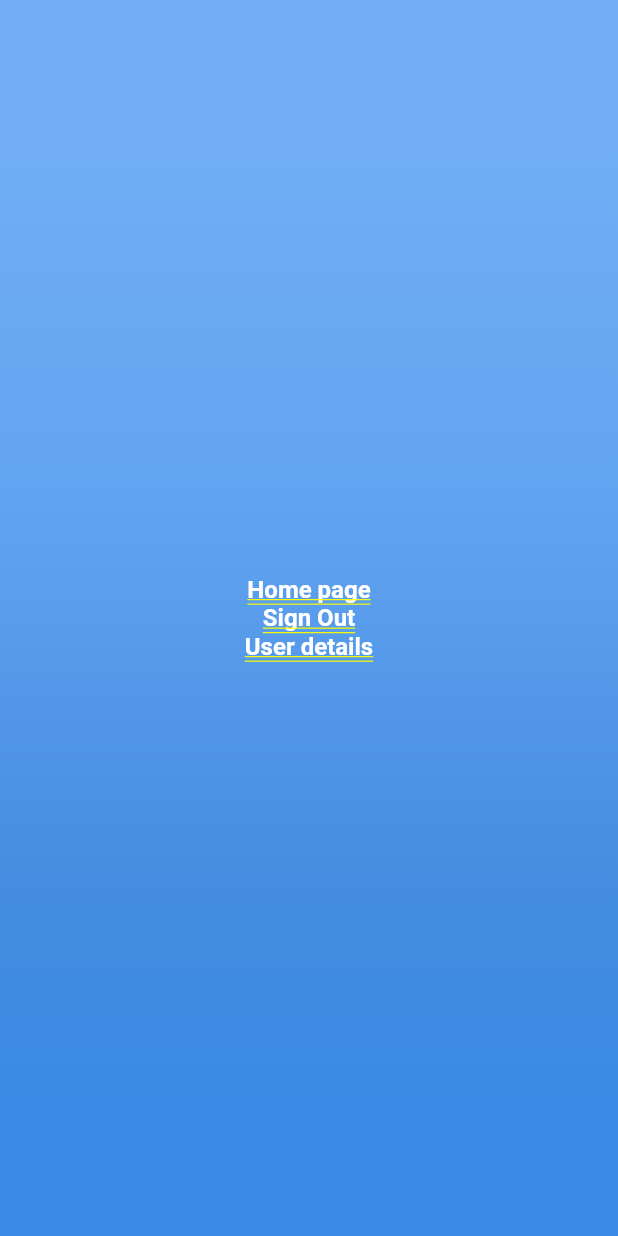
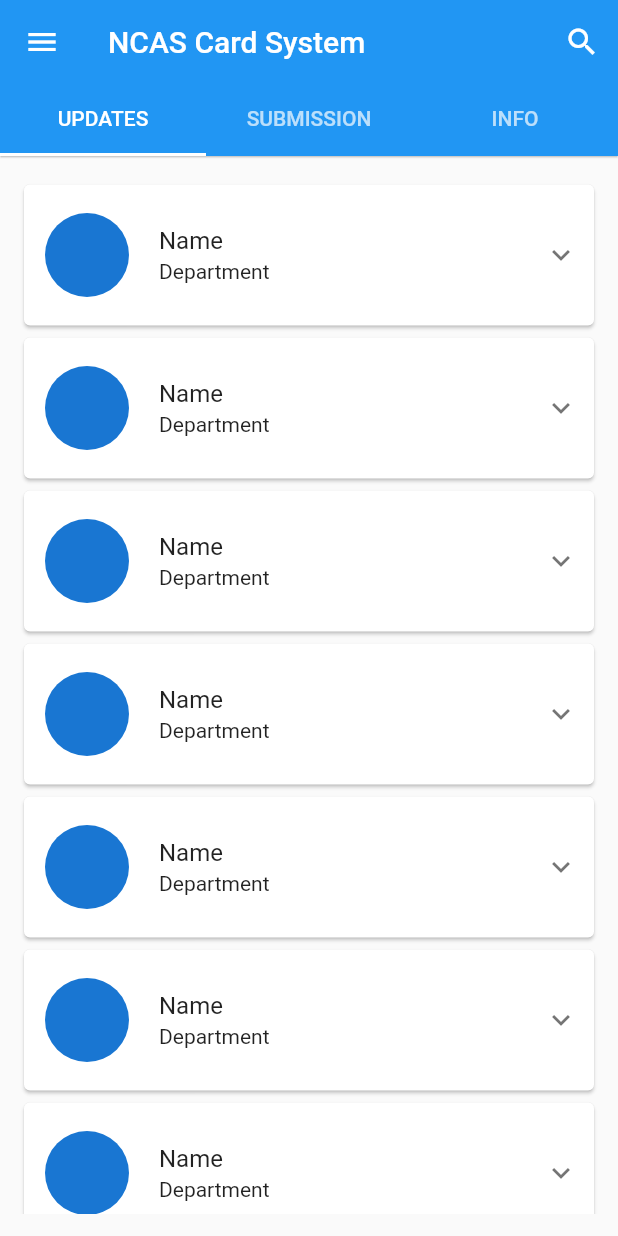
Before and after one commit to AbhilashTUofficial/Card-System-App, a Flutter app: the screen it shows once a user with an empty profile is signed in, on a phone screen of 412 x 824 dp. Run offline on Flutter 3.47's test engine with Material 2 defaults, Android fonts, the phone set to English and light mode, and no system bars; our stand-ins replace cloud_firestore, equatable, firebase_auth, firebase_core, get; accounts and stored records are empty; Roboto replaces fonts that are missing (OpenSans).

Commit message:
updates screen

```diff
--- a/card_system_app/lib/app.dart
+++ b/card_system_app/lib/app.dart
@@ -1,3 +1,4 @@
+import 'package:card_system_app/resources/models/writeToFile.dart';
 import 'package:card_system_app/screens/home_screen.dart';
 import 'package:card_system_app/screens/login_screen.dart';
 import 'package:firebase_auth/firebase_auth.dart';
@@ -9,8 +10,10 @@ class CardSysApp extends StatelessWidget {
 
   @override
   Widget build(BuildContext context) {
+    ThemeData(primaryColor: const Color(0xFF398AE5));
     return MaterialApp(
-      title: 'Instagram Clone',
+
+      title: 'card sys app',
       debugShowCheckedModeBanner: false,
       // home:SignupScreen()
       home: StreamBuilder(
@@ -18,6 +21,7 @@ class CardSysApp extends StatelessWidget {
         builder: (context, snapshot) {
           if (snapshot.connectionState == ConnectionState.active) {
             if (snapshot.hasData) {
+              userCredWriteToFile();
               return  Home();
             } else if (snapshot.hasError) {
               return Center(
--- /dev/null
+++ b/card_system_app/lib/resources/models/user.dart
@@ -0,0 +1,12 @@
+import 'package:equatable/equatable.dart';
+
+class User extends Equatable {
+  const User(this.id);
+
+  final String id;
+
+  @override
+  List<Object> get props => [id];
+
+  static const empty = User('-');
+}
--- /dev/null
+++ b/card_system_app/lib/resources/models/writeToFile.dart
@@ -0,0 +1,7 @@
+import 'dart:io';
+
+void userCredWriteToFile() async {
+  const filename = 'userCred.json';
+  var file = await File(filename).writeAsString('some content');
+  // Do something with the file.
+}
--- a/card_system_app/lib/screens/home_screen.dart
+++ b/card_system_app/lib/screens/home_screen.dart
@@ -2,71 +2,85 @@ import 'package:card_system_app/Palette/PageBackground.dart';
 import 'package:card_system_app/Palette/constants.dart';
 import 'package:card_system_app/resources/auth_methods.dart';
 import 'package:card_system_app/screens/login_screen.dart';
+import 'package:card_system_app/screens/updates.dart';
 import 'package:cloud_firestore/cloud_firestore.dart';
 import 'package:firebase_auth/firebase_auth.dart';
 import 'package:flutter/material.dart';
 
-
 class Home extends StatefulWidget {
-   const Home({Key? key}) : super(key: key);
+  const Home({Key? key}) : super(key: key);
 
   @override
   State<Home> createState() => _HomeState();
 }
 
-class _HomeState extends State<Home> {
+class _HomeState extends State<Home> with SingleTickerProviderStateMixin {
+  late TabController _tabController;
+
+  @override
+  void initState() {
+    // TODO: implement initState
+    super.initState();
+    _tabController = TabController(length: 3, vsync: this, initialIndex: 0);
+  }
+
   final FirebaseAuth _auth = FirebaseAuth.instance;
   final FirebaseFirestore _firestore = FirebaseFirestore.instance;
-  String user=' ';
+
+  Future<void> getUserDetails() async {
+    User currentUser = _auth.currentUser!;
+
+    DocumentSnapshot snap =
+        await _firestore.collection("users").doc(currentUser.uid).get();
+  }
 
   @override
-  void initState(){
-    super.initState();
-  }
-  Future<void>getUserDetails()async{
-    User currentUser=_auth.currentUser!;
+  Widget build(BuildContext context) {
+    return Scaffold(
+      drawer: Drawer(
+        child: ListView(
+          // Remove padding
+          padding: EdgeInsets.zero,
+          children: const [
+            UserAccountsDrawerHeader(
+              accountEmail: null,
+              accountName: null,
+            ),
+          ],
+        ),
+      ),
+      appBar: AppBar(
+        title: const Text("NCAS Card System"),
+        elevation: 0.5,
+        actions: [
+          IconButton(
+            icon: const Icon(
+              Icons.search,
+              size: 24,
+              color: Colors.white,
+            ),
+            onPressed: () {},
+          ),
+        ],
+        bottom: TabBar(
+          controller: _tabController,
+          indicatorColor: Colors.white,
+          tabs: const [
+            Tab(text: "UPDATES"),
+            Tab(text: "SUBMISSION"),
+            Tab(text: "INFO"),
+          ],
+        ),
+      ),
+      body: TabBarView(
+      controller: _tabController,
+      children: [
+        Updates(),
+        Updates(),
+        Updates(),
 
-    DocumentSnapshot snap =await _firestore.collection("users").doc(currentUser.uid).get();
-
-    print(currentUser.email);
-
-  }
-  @override
-  Widget build(BuildContext context) {
-    return Stack(
-      children:  [
-        const BackgroundGradient(),
-        Center(
-          child: Column(
-            mainAxisAlignment: MainAxisAlignment.center,
-            children: [
-              const Text(
-                'Home page',
-                style: labelStyle,
-              ),
-              GestureDetector(
-                onTap: ()async{
-                  await AuthMethods().signOut();
-                  Navigator.of(context).pushReplacement(MaterialPageRoute(builder: (context)=>const LoginScreen()));
-                },
-                child: const Text(
-                  'Sign Out',
-                  style: labelStyle,
-                ),
-              ),
-              GestureDetector(
-                onTap: (){
-                  print(user);
-                },
-                child: const Text(
-                  'User details',
-                  style: labelStyle,
-                ),
-              ),
-            ],
-          ),
-        )
       ],
+    ),
     );
   }
 }
--- a/card_system_app/lib/screens/login_screen.dart
+++ b/card_system_app/lib/screens/login_screen.dart
@@ -41,6 +41,7 @@ class _LoginScreenState extends State<LoginScreen> {
       _isLoading=false;
     });
     if (res == 'success') {
+
       showSnackBar("Success Logged In", context);
       Navigator.of(context).pushReplacement(MaterialPageRoute(builder: (context)=> Home()));
     } else if (res == 'wrong-password') {
--- /dev/null
+++ b/card_system_app/lib/screens/updates.dart
@@ -0,0 +1,55 @@
+import 'package:flutter/material.dart';
+
+class Updates extends StatefulWidget {
+  const Updates({Key? key}) : super(key: key);
+
+  @override
+  _UpdatesState createState() => _UpdatesState();
+}
+
+class _UpdatesState extends State<Updates> {
+  @override
+  Widget build(BuildContext context) {
+    return Container(
+      height: 200,
+      padding: const EdgeInsets.symmetric(horizontal: 8, vertical: 15),
+      child: ListView.builder(
+        itemBuilder: (BuildContext context, int index) => Padding(
+            padding: const EdgeInsets.symmetric(horizontal: 4),
+            child: ListView.builder(
+              scrollDirection: Axis.vertical,
+              shrinkWrap: true,
+              physics: const BouncingScrollPhysics(),
+              itemCount: 10,
+              itemBuilder: (BuildContext context, int index) {
+                //pass the update object instead of 0
+                return _updateTile(0);
+              },
+            )),
+        itemCount: 4,
+      ),
+    );
+  }
+}
+
+Widget _updateTile(items) {
+  return const Card(
+    child: ExpansionTile(
+      tilePadding: EdgeInsets.all(10),
+      leading: SizedBox(
+        child: CircleAvatar(
+          // backgroundImage:
+          // AssetImage(contactList[index].imgUrl),
+          radius: 32,
+        ),
+      ),
+      title: Text("Name"),
+      subtitle: Text("Department"),
+      children: <Widget>[
+        ListTile(
+          title: Text("Context"),
+        )
+      ],
+    ),
+  );
+}
--- a/card_system_app/pubspec.yaml
+++ b/card_system_app/pubspec.yaml
@@ -38,6 +38,7 @@ dependencies:
   cloud_firestore: ^3.1.6
   firebase_auth: ^3.3.5
   firebase_storage: ^10.2.5
+  equatable: ^2.0.0
   get: ^4.6.1
 
 dev_dependencies:
```
Also changed, not shown: card_system_app/lib/resources/models/model.dart (added), card_system_app/pubspec.lock.
